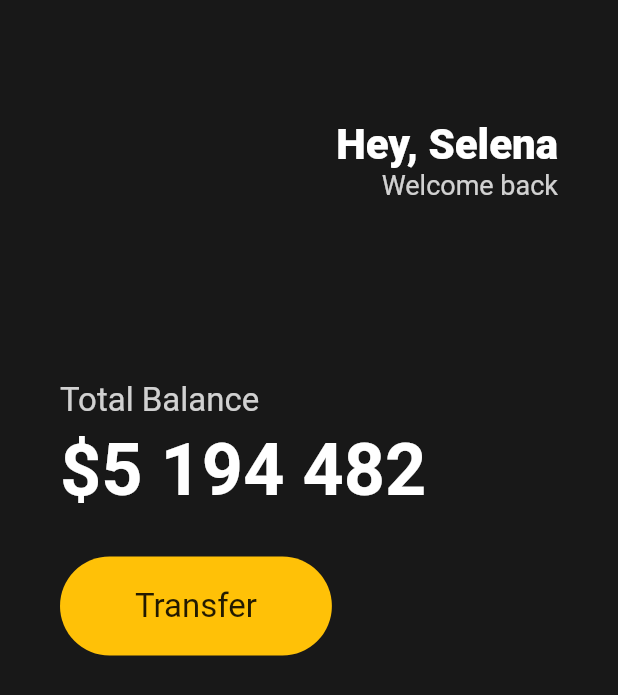
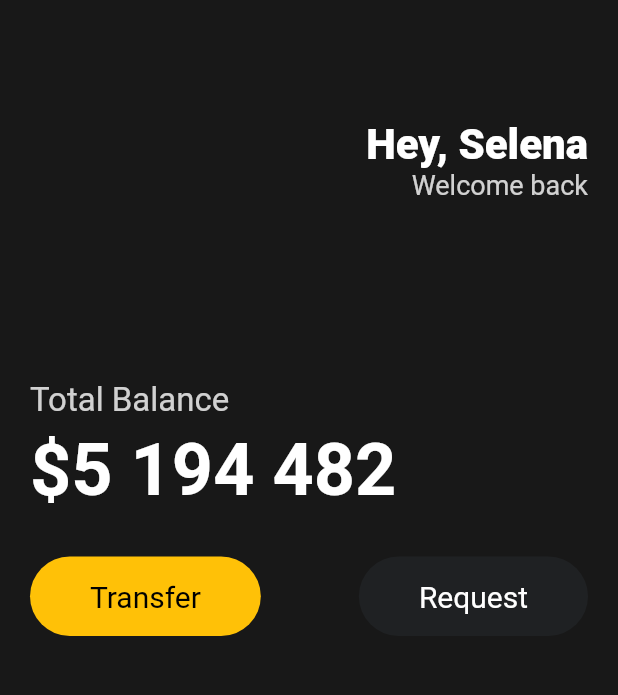
Before and after one commit to leehwarang/fluttering-flutter, a Flutter app: the screen it shows after launch, on a phone screen of 412 x 824 dp. Shown: the top 695 px of the screen. Run offline on Flutter 3.47's test engine with Material 2 defaults, Android fonts, the phone set to English and light mode, and no system bars.

Commit message:
feat: button widget 으로 분리

```diff
--- a/lib/main.dart
+++ b/lib/main.dart
@@ -1,4 +1,5 @@
 import 'package:flutter/material.dart';
+import 'package:pmfm/widgets/button.dart';
 
 void main() {
   runApp(const App());
@@ -13,7 +14,7 @@ class App extends StatelessWidget {
       home: Scaffold(
           backgroundColor: const Color(0xFF181818),
           body: Padding(
-            padding: const EdgeInsets.symmetric(horizontal: 40),
+            padding: const EdgeInsets.symmetric(horizontal: 20),
             child: Column(
               crossAxisAlignment: CrossAxisAlignment.start,
               children: [
@@ -65,26 +66,18 @@ class App extends StatelessWidget {
                   height: 30,
                 ),
                 Row(
-                  children: [
-                    Container(
-                      decoration: BoxDecoration(
-                          color: Colors.amber,
-                          borderRadius: BorderRadius.circular(
-                            45,
-                          )),
-                      child: const Padding(
-                        padding: EdgeInsets.symmetric(
-                          vertical: 20,
-                          horizontal: 50,
-                        ),
-                        child: Text(
-                          "Transfer",
-                          style: TextStyle(
-                            fontSize: 22,
-                          ),
-                        ),
-                      ),
-                    )
+                  mainAxisAlignment: MainAxisAlignment.spaceBetween,
+                  children: const [
+                    Button(
+                      text: "Transfer",
+                      bgColor: Colors.amber,
+                      textColor: Colors.black,
+                    ),
+                    Button(
+                      text: "Request",
+                      bgColor: Color(0xFF1F2123),
+                      textColor: Colors.white,
+                    ),
                   ],
                 )
               ],
--- /dev/null
+++ b/lib/widgets/button.dart
@@ -0,0 +1,34 @@
+import 'package:flutter/material.dart';
+
+class Button extends StatelessWidget {
+  final String text;
+  final Color bgColor;
+  final Color textColor;
+
+  const Button(
+      {super.key,
+      required this.text,
+      required this.bgColor,
+      required this.textColor});
+
+  @override
+  Widget build(BuildContext context) {
+    return Container(
+      decoration: BoxDecoration(
+          color: bgColor,
+          borderRadius: BorderRadius.circular(
+            45,
+          )),
+      child: Padding(
+        padding: const EdgeInsets.symmetric(
+          vertical: 15,
+          horizontal: 40,
+        ),
+        child: Text(
+          text,
+          style: TextStyle(fontSize: 20, color: textColor),
+        ),
+      ),
+    );
+  }
+}
```
